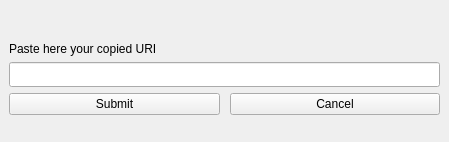
Qt form Client/uriwidget.ui (emanuelemanciuria96/CollaborativePad_ClientServerSystem) before a commit.
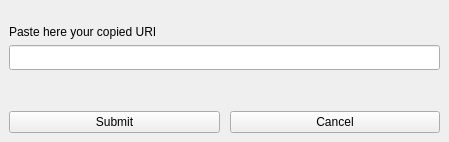
The same form after that commit.

```diff
--- a/Client/uriwidget.ui
+++ b/Client/uriwidget.ui
@@ -43,6 +43,19 @@
         </property>
        </widget>
       </item>
+      <item>
+       <widget class="QLabel" name="errorLabel">
+        <property name="styleSheet">
+         <string notr="true">color: red</string>
+        </property>
+        <property name="text">
+         <string/>
+        </property>
+        <property name="alignment">
+         <set>Qt::AlignLeading|Qt::AlignLeft|Qt::AlignTop</set>
+        </property>
+       </widget>
+      </item>
       <item>
        <layout class="QHBoxLayout" name="horizontalLayout">
         <property name="spacing">
```
